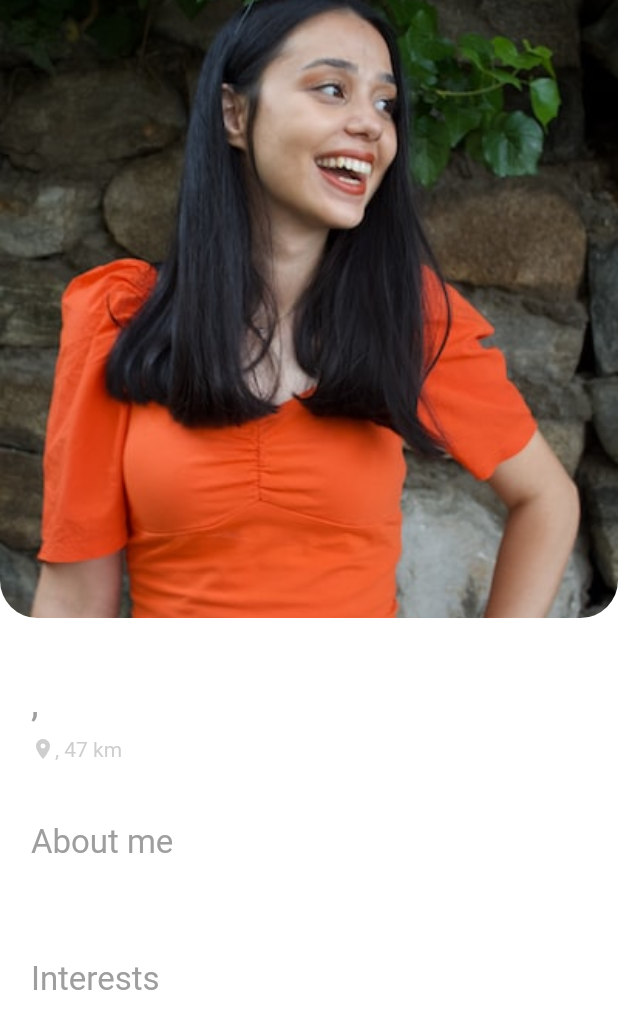
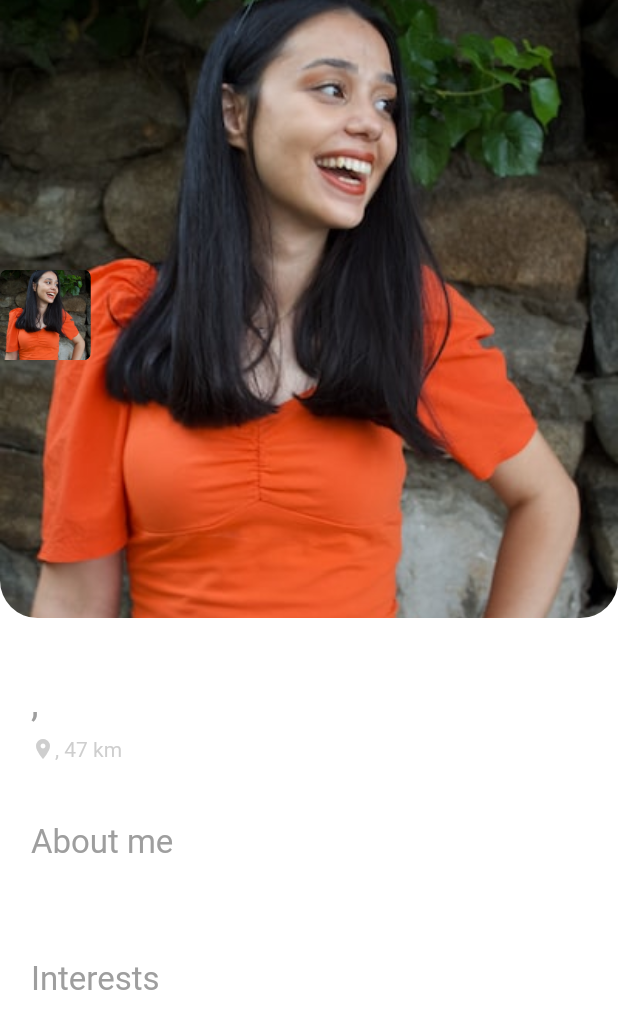
Before and after one commit to leon-mel/pometri, a Flutter app: the ProfileShowCase widget shown alone on an empty page, opened directly with empty values, on a phone screen of 412 x 824 dp. Shown: the top 1029 px of the screen. Run offline on Flutter 3.47's test engine with Material 2 defaults, Android fonts, the phone set to English and light mode, and no system bars; our stand-ins replace appinio_swiper, bloc, cloud_firestore, dartz, equatable, firebase_auth and 9 more; accounts and stored records are empty.

Commit message:
update ui

```diff
--- a/lib/UI/Swiping/Swiping.dart
+++ b/lib/UI/Swiping/Swiping.dart
@@ -57,9 +57,9 @@ class SwipingPage extends StatelessWidget {
                 Padding(
                     padding: const EdgeInsets.all(20.0),
                     child: Container(
-                    height: SizeConfig.blockSizeVertical*70,
+                      height: SizeConfig.blockSizeVertical * 70,
                       child: AppinioSwiper(
-                      cardsBuilder: (BuildContext context, int index){
+                          cardsBuilder: (BuildContext context, int index) {
                             return UserCard(
                               uAge: state.users[index].uAge,
                               uImage: state.users[index].imageUrls,
@@ -69,9 +69,7 @@ class SwipingPage extends StatelessWidget {
                             );
                           },
                           cardsCount: state.users.length),
-                  )
-
-                ),
+                    )),
                 Row(
                   mainAxisAlignment: MainAxisAlignment.spaceAround,
                   children: [
@@ -189,10 +187,26 @@ class UserCard extends StatelessWidget {
               ),
               Row(
                 children: [
-                  UserImageSmall(),
-                  UserImageSmall(),
-                  UserImageSmall(),
-                  UserImageSmall()
+                  UserImageSmall(
+                    userImageHeight: 60,
+                    userImageWidth: 60,
+                    userImage: uImage,
+                  ),
+                  UserImageSmall(
+                    userImageHeight: 60,
+                    userImageWidth: 60,
+                    userImage: uImage,
+                  ),
+                  UserImageSmall(
+                    userImageHeight: 60,
+                    userImageWidth: 60,
+                    userImage: uImage,
+                  ),
+                  UserImageSmall(
+                    userImageHeight: 60,
+                    userImageWidth: 60,
+                    userImage: uImage,
+                  )
                 ],
               )
             ]),
@@ -204,19 +218,25 @@ class UserCard extends StatelessWidget {
 }
 
 class UserImageSmall extends StatelessWidget {
+  final userImageHeight;
+  final userImageWidth;
+  final String userImage;
   const UserImageSmall({
     Key? key,
+    required this.userImageHeight,
+    required this.userImageWidth,
+    required this.userImage,
   }) : super(key: key);
 
   @override
   Widget build(BuildContext context) {
     return Container(
       margin: const EdgeInsets.only(top: 8, right: 8),
-      height: 60,
-      width: 60,
+      height: userImageHeight,
+      width: userImageWidth,
       decoration: BoxDecoration(
-          image: DecorationImage(
-              image: AssetImage("assets/User_1.jpg"), fit: BoxFit.cover),
+          image:
+              DecorationImage(image: AssetImage(userImage), fit: BoxFit.cover),
           borderRadius: BorderRadius.circular(5)),
     );
   }
--- a/lib/navigator/profileScreen.dart
+++ b/lib/navigator/profileScreen.dart
@@ -3,6 +3,7 @@ import 'package:flutter/material.dart';
 import 'package:flutter/src/foundation/key.dart';
 import 'package:flutter/src/widgets/container.dart';
 import 'package:flutter/src/widgets/framework.dart';
+import 'package:speeddatingapp/UI/Swiping/Swiping.dart';
 import 'package:speeddatingapp/domain/entities/classSizeConfig.dart';
 import 'package:cupertino_icons/cupertino_icons.dart';
 import 'package:speeddatingapp/navigator/bloc/profile_screen_bloc.dart';
@@ -108,9 +109,18 @@ class ProfileShowCase extends StatelessWidget {
                         borderRadius: const BorderRadius.only(
                             bottomLeft: Radius.circular(25),
                             bottomRight: Radius.circular(25)),
-                        child: Image.asset(
-                          'assets/user.png',
-                          fit: BoxFit.cover,
+                        child: Container(
+                          decoration: BoxDecoration(
+                              image: DecorationImage(
+                                  fit: BoxFit.cover,
+                                  image: AssetImage('assets/user.png'))),
+                          child: Row(children: [
+                            UserImageSmall(
+                              userImage: "assets/user.png",
+                              userImageHeight: 60.5,
+                              userImageWidth: 60.5,
+                            )
+                          ]),
                         ),
                       ),
                     ),
```
Also changed, not shown: pubspec.lock. Lines whose indentation alone changed are shown as unchanged.
